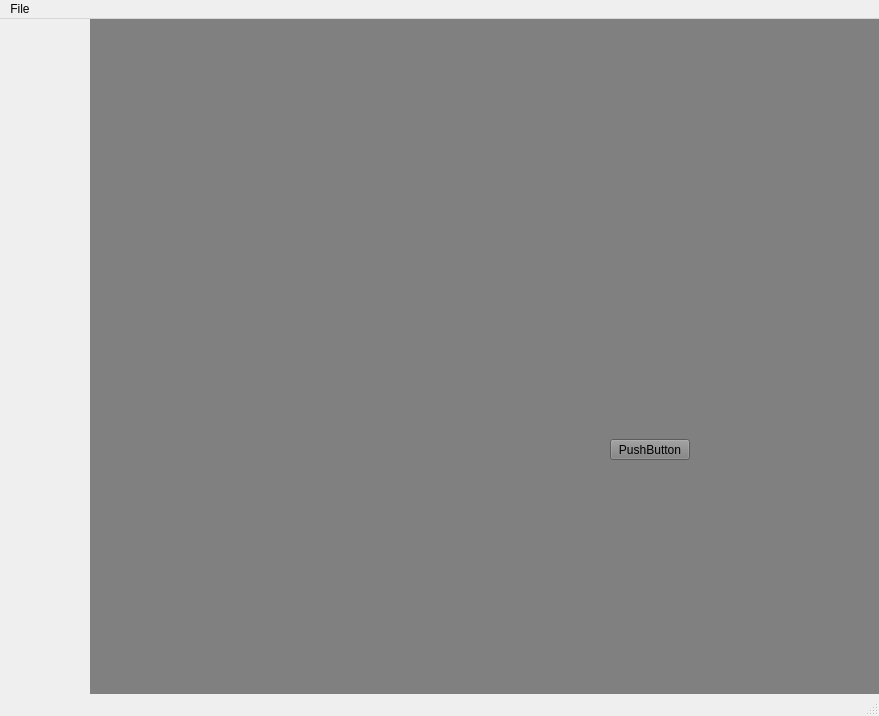
Before: the Qt Designer form src/windows/mainwindow.ui in fast-food-finder-associates/FastFoodFinder, drawn with Qt 5.
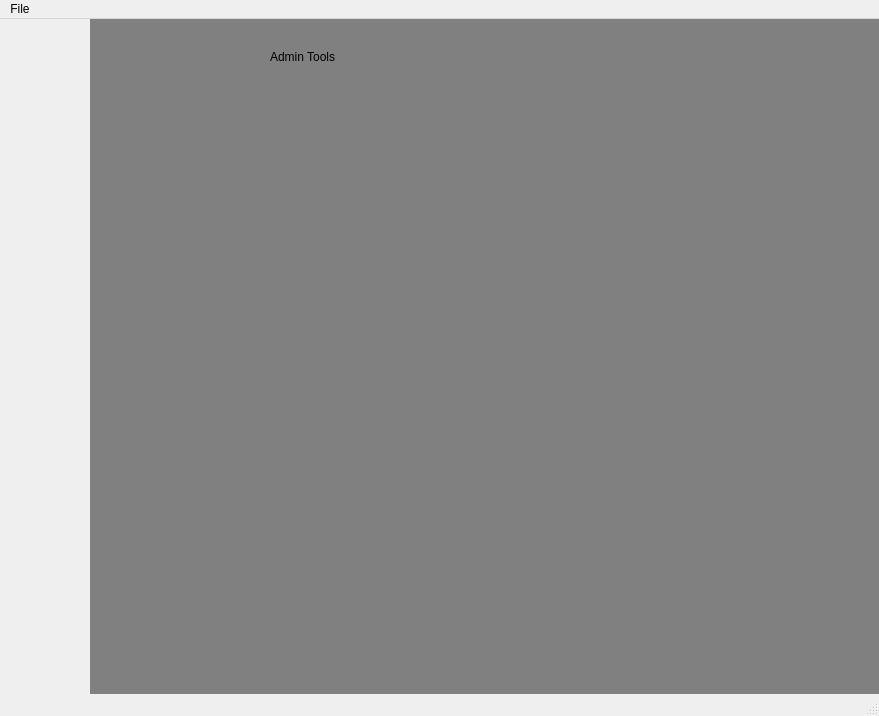
After: the same form once the commit is applied. Icons and pictures are not drawn.

Diff of the .ui file:
```diff
--- a/src/windows/mainwindow.ui
+++ b/src/windows/mainwindow.ui
@@ -135,17 +135,17 @@
 background-color: gray;
 }</string>
      </property>
-     <widget class="QPushButton" name="pushButton">
+     <widget class="QLabel" name="label_4">
       <property name="geometry">
        <rect>
-        <x>520</x>
-        <y>420</y>
-        <width>80</width>
-        <height>21</height>
+        <x>180</x>
+        <y>30</y>
+        <width>111</width>
+        <height>16</height>
        </rect>
       </property>
       <property name="text">
-       <string>PushButton</string>
+       <string>Admin Tools</string>
       </property>
      </widget>
     </widget>
@@ -155,8 +155,8 @@
      <rect>
       <x>0</x>
       <y>0</y>
-      <width>225</width>
-      <height>671</height>
+      <width>220</width>
+      <height>691</height>
      </rect>
     </property>
     <property name="sizePolicy">
```
